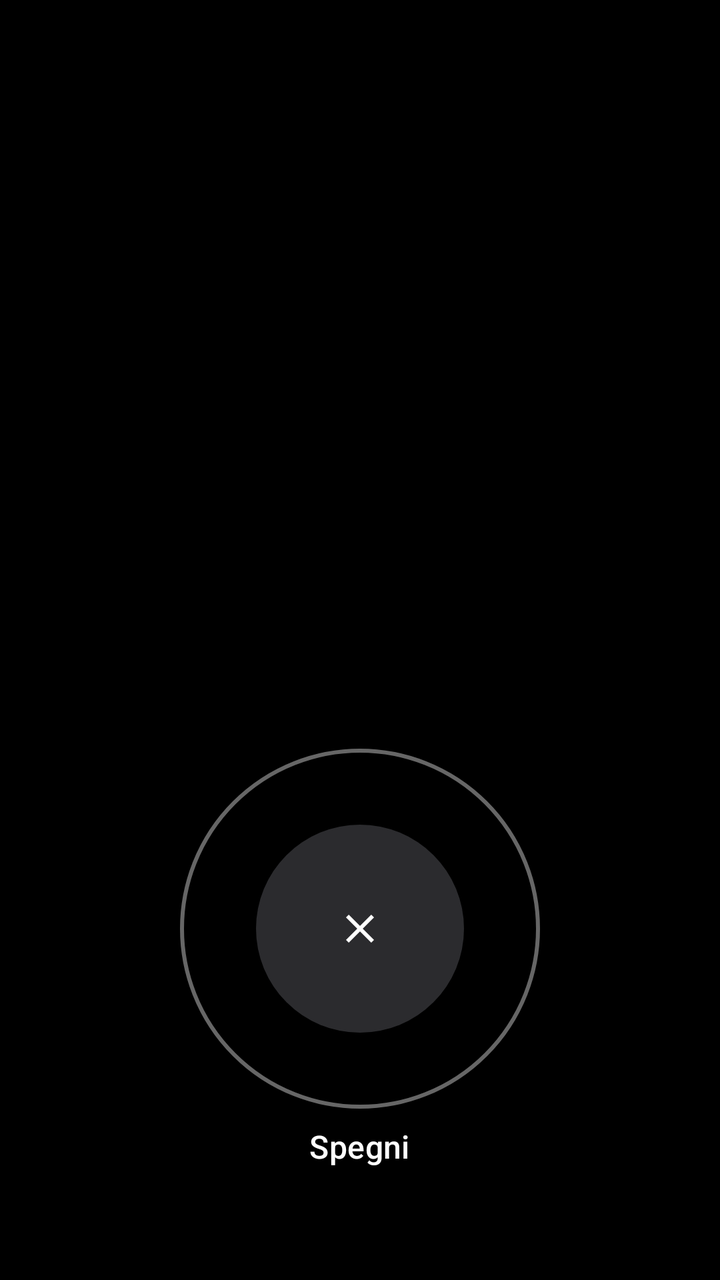
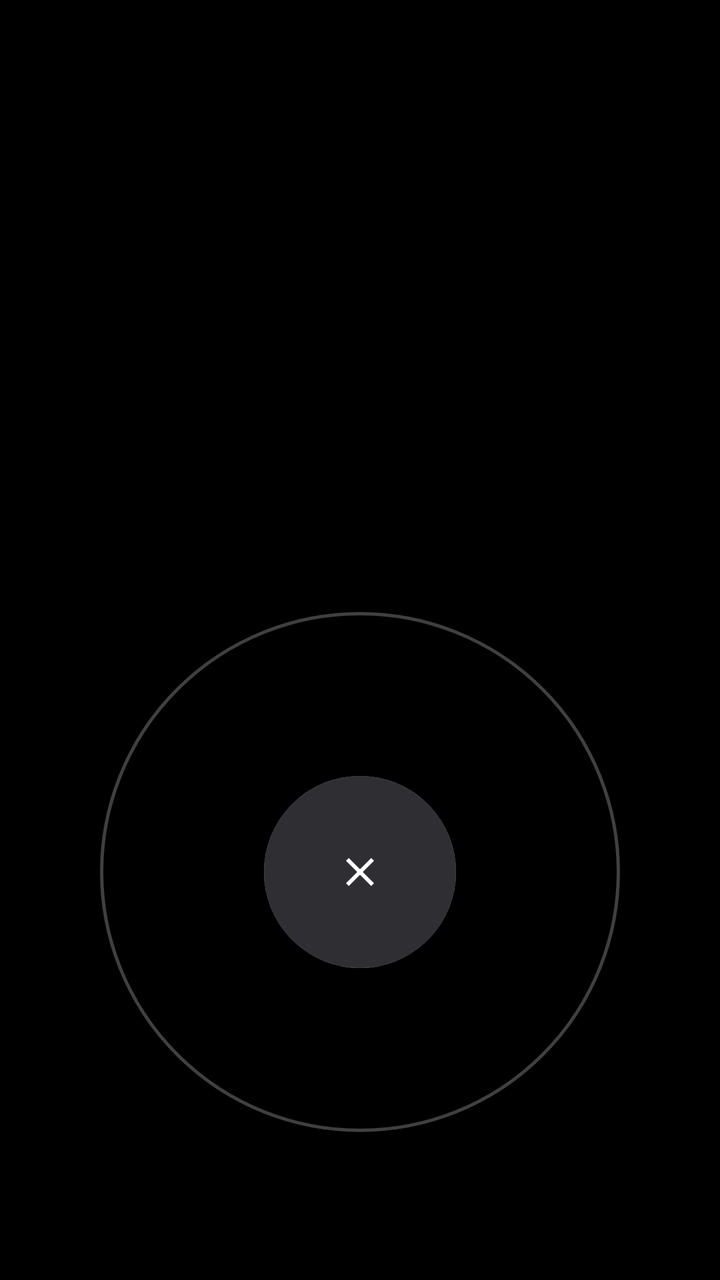

Before-and-after screenshots of an Android layout around one commit, followed by the original layout XML and the change that was made.
<!-- AndroidManifest.xml: activity theme Theme.Sveglia.Ringing -->
<!-- res/layout/activity_ringing.xml -->
<?xml version="1.0" encoding="utf-8"?>
<LinearLayout xmlns:android="http://schemas.android.com/apk/res/android"
    xmlns:app="http://schemas.android.com/apk/res-auto"
    android:layout_width="match_parent"
    android:layout_height="match_parent"
    android:fitsSystemWindows="true"
    android:gravity="center_horizontal"
    android:orientation="vertical"
    android:paddingTop="72dp"
    android:paddingBottom="56dp">

    <TextView
        android:id="@+id/ringing_greeting"
        android:layout_width="wrap_content"
        android:layout_height="wrap_content"
        android:textAppearance="?attr/textAppearanceTitleLarge"
        android:textColor="#CCFFFFFF" />

    <TextView
        android:id="@+id/ringing_time"
        android:layout_width="wrap_content"
        android:layout_height="wrap_content"
        android:layout_marginTop="8dp"
        android:includeFontPadding="false"
        android:textAppearance="@style/TextAppearance.Wakey.Hero"
        android:textColor="@android:color/white" />

    <TextView
        android:id="@+id/ringing_date"
        android:layout_width="wrap_content"
        android:layout_height="wrap_content"
        android:layout_marginTop="4dp"
        android:textAppearance="?attr/textAppearanceTitleMedium"
        android:textColor="#99FFFFFF" />

    <Space
        android:layout_width="match_parent"
        android:layout_height="0dp"
        android:layout_weight="1" />

    <FrameLayout
        android:layout_width="180dp"
        android:layout_height="180dp">

        <View
            android:id="@+id/ringing_pulse"
            android:layout_width="match_parent"
            android:layout_height="match_parent"
            android:background="@drawable/bg_dismiss_pulse" />

        <ImageButton
            android:id="@+id/button_dismiss"
            android:layout_width="104dp"
            android:layout_height="104dp"
            android:layout_gravity="center"
            android:background="@drawable/bg_dismiss_button"
            android:contentDescription="@string/dismiss"
            android:scaleType="center"
            android:src="@drawable/ic_close"
            app:tint="@android:color/white" />

    </FrameLayout>

    <TextView
        android:layout_width="wrap_content"
        android:layout_height="wrap_content"
        android:layout_marginTop="8dp"
        android:text="@string/dismiss"
        android:textAppearance="?attr/textAppearanceTitleMedium"
        android:textColor="@android:color/white" />

</LinearLayout>
<!-- resources referenced by this layout -->
<resources>
  <!-- drawable bg_dismiss_button (drawable) -->
  <?xml version="1.0" encoding="utf-8"?>
  <shape xmlns:android="http://schemas.android.com/apk/res/android"
      android:shape="oval">
      <solid android:color="#FF2B2B2E" />
  </shape>
  <!-- drawable bg_dismiss_pulse (drawable) -->
  <?xml version="1.0" encoding="utf-8"?>
  <shape xmlns:android="http://schemas.android.com/apk/res/android"
      android:shape="oval">
      <stroke
          android:width="2dp"
          android:color="#66FFFFFF" />
  </shape>
  <!-- drawable ic_close (drawable) -->
  <vector xmlns:android="http://schemas.android.com/apk/res/android"
      android:width="24dp"
      android:height="24dp"
      android:tint="?attr/colorControlNormal"
      android:viewportWidth="24"
      android:viewportHeight="24">
      <path
          android:fillColor="@android:color/white"
          android:pathData="M19,6.41L17.59,5 12,10.59 6.41,5 5,6.41 10.59,12 5,17.59 6.41,19 12,13.41 17.59,19 19,17.59 13.41,12z" />
  </vector>
  <string name="dismiss">Spegni</string>
  <style name="TextAppearance.Wakey.Hero" parent="TextAppearance.Material3.DisplayLarge">
          <item name="android:fontFamily">sans-serif-light</item>
          <item name="android:textSize">96sp</item>
      </style>
  <style name="Theme.Sveglia.Ringing">
          <item name="android:windowBackground">@android:color/black</item>
          <item name="android:windowLightStatusBar">false</item>
          <item name="android:windowLightNavigationBar" tools:targetApi="27">false</item>
      </style>
</resources>

<!-- the commit's change to res/layout/activity_ringing.xml (unified diff, before → after) -->
@@ -1,72 +1,84 @@
 <?xml version="1.0" encoding="utf-8"?>
-<LinearLayout xmlns:android="http://schemas.android.com/apk/res/android"
+<FrameLayout xmlns:android="http://schemas.android.com/apk/res/android"
     xmlns:app="http://schemas.android.com/apk/res-auto"
     android:layout_width="match_parent"
     android:layout_height="match_parent"
-    android:fitsSystemWindows="true"
-    android:gravity="center_horizontal"
-    android:orientation="vertical"
-    android:paddingTop="72dp"
-    android:paddingBottom="56dp">
+    android:fitsSystemWindows="true">
 
-    <TextView
-        android:id="@+id/ringing_greeting"
-        android:layout_width="wrap_content"
+    <LinearLayout
+        android:layout_width="match_parent"
         android:layout_height="wrap_content"
-        android:textAppearance="?attr/textAppearanceTitleLarge"
-        android:textColor="#CCFFFFFF" />
+        android:layout_marginTop="96dp"
+        android:gravity="center_horizontal"
+        android:orientation="vertical"
+        android:paddingHorizontal="24dp">
 
-    <TextView
-        android:id="@+id/ringing_time"
-        android:layout_width="wrap_content"
-        android:layout_height="wrap_content"
-        android:layout_marginTop="8dp"
-        android:includeFontPadding="false"
-        android:textAppearance="@style/TextAppearance.Wakey.Hero"
-        android:textColor="@android:color/white" />
+        <TextView
+            android:id="@+id/ringing_label"
+            android:layout_width="wrap_content"
+            android:layout_height="wrap_content"
+            android:ellipsize="end"
+            android:maxLines="1"
+            android:textAppearance="?attr/textAppearanceTitleLarge"
+            android:textColor="#E6FFFFFF" />
 
-    <TextView
-        android:id="@+id/ringing_date"
-        android:layout_width="wrap_content"
-        android:layout_height="wrap_content"
-        android:layout_marginTop="4dp"
-        android:textAppearance="?attr/textAppearanceTitleMedium"
-        android:textColor="#99FFFFFF" />
+        <TextView
+            android:id="@+id/ringing_time"
+            android:layout_width="wrap_content"
+            android:layout_height="wrap_content"
+            android:layout_marginTop="4dp"
+            android:includeFontPadding="false"
+            android:textAppearance="@style/TextAppearance.Wakey.Hero"
+            android:textColor="@android:color/white" />
 
-    <Space
-        android:layout_width="match_parent"
-        android:layout_height="0dp"
-        android:layout_weight="1" />
+        <TextView
+            android:id="@+id/ringing_date"
+            android:layout_width="wrap_content"
+            android:layout_height="wrap_content"
+            android:layout_marginTop="8dp"
+            android:textAppearance="?attr/textAppearanceTitleMedium"
+            android:textColor="#99FFFFFF" />
+
+    </LinearLayout>
 
     <FrameLayout
-        android:layout_width="180dp"
-        android:layout_height="180dp">
+        android:layout_width="280dp"
+        android:layout_height="280dp"
+        android:layout_gravity="bottom|center_horizontal"
+        android:layout_marginBottom="64dp"
+        android:clipChildren="false">
 
         <View
-            android:id="@+id/ringing_pulse"
-            android:layout_width="match_parent"
-            android:layout_height="match_parent"
+            android:id="@+id/dismiss_track"
+            android:layout_width="260dp"
+            android:layout_height="260dp"
+            android:layout_gravity="center"
+            android:background="@drawable/bg_dismiss_track" />
+
+        <View
+            android:id="@+id/dismiss_fill"
+            android:layout_width="96dp"
+            android:layout_height="96dp"
+            android:layout_gravity="center"
+            android:background="@drawable/bg_dismiss_fill" />
+
+        <View
+            android:id="@+id/dismiss_pulse"
+            android:layout_width="96dp"
+            android:layout_height="96dp"
+            android:layout_gravity="center"
             android:background="@drawable/bg_dismiss_pulse" />
 
-        <ImageButton
-            android:id="@+id/button_dismiss"
-            android:layout_width="104dp"
-            android:layout_height="104dp"
+        <ImageView
+            android:id="@+id/dismiss_handle"
+            android:layout_width="96dp"
+            android:layout_height="96dp"
             android:layout_gravity="center"
             android:background="@drawable/bg_dismiss_button"
-            android:contentDescription="@string/dismiss"
+            android:contentDescription="@string/dismiss_hint"
             android:scaleType="center"
             android:src="@drawable/ic_close"
             app:tint="@android:color/white" />
 
     </FrameLayout>
-
-    <TextView
-        android:layout_width="wrap_content"
-        android:layout_height="wrap_content"
-        android:layout_marginTop="8dp"
-        android:text="@string/dismiss"
-        android:textAppearance="?attr/textAppearanceTitleMedium"
-        android:textColor="@android:color/white" />
-
-</LinearLayout>
+</FrameLayout>
<!-- resource entries referenced after the edit -->
@@ -4,7 +4,13 @@
   <?xml version="1.0" encoding="utf-8"?>
   <shape xmlns:android="http://schemas.android.com/apk/res/android"
       android:shape="oval">
-      <solid android:color="#FF2B2B2E" />
+      <solid android:color="#FF2F2F33" />
+  </shape>
+  <!-- drawable bg_dismiss_fill (drawable) -->
+  <?xml version="1.0" encoding="utf-8"?>
+  <shape xmlns:android="http://schemas.android.com/apk/res/android"
+      android:shape="oval">
+      <solid android:color="#1FFFFFFF" />
   </shape>
   <!-- drawable bg_dismiss_pulse (drawable) -->
   <?xml version="1.0" encoding="utf-8"?>
@@ -12,7 +18,15 @@
       android:shape="oval">
       <stroke
           android:width="2dp"
-          android:color="#66FFFFFF" />
+          android:color="#80FFFFFF" />
+  </shape>
+  <!-- drawable bg_dismiss_track (drawable) -->
+  <?xml version="1.0" encoding="utf-8"?>
+  <shape xmlns:android="http://schemas.android.com/apk/res/android"
+      android:shape="oval">
+      <stroke
+          android:width="1.5dp"
+          android:color="#40FFFFFF" />
   </shape>
   <!-- drawable ic_close (drawable) -->
   <vector xmlns:android="http://schemas.android.com/apk/res/android"
@@ -25,7 +39,7 @@
           android:fillColor="@android:color/white"
           android:pathData="M19,6.41L17.59,5 12,10.59 6.41,5 5,6.41 10.59,12 5,17.59 6.41,19 12,13.41 17.59,19 19,17.59 13.41,12z" />
   </vector>
-  <string name="dismiss">Spegni</string>
+  <string name="dismiss_hint">Trascina la X fuori dal cerchio per spegnere la sveglia</string>
   <style name="TextAppearance.Wakey.Hero" parent="TextAppearance.Material3.DisplayLarge">
           <item name="android:fontFamily">sans-serif-light</item>
           <item name="android:textSize">96sp</item>
